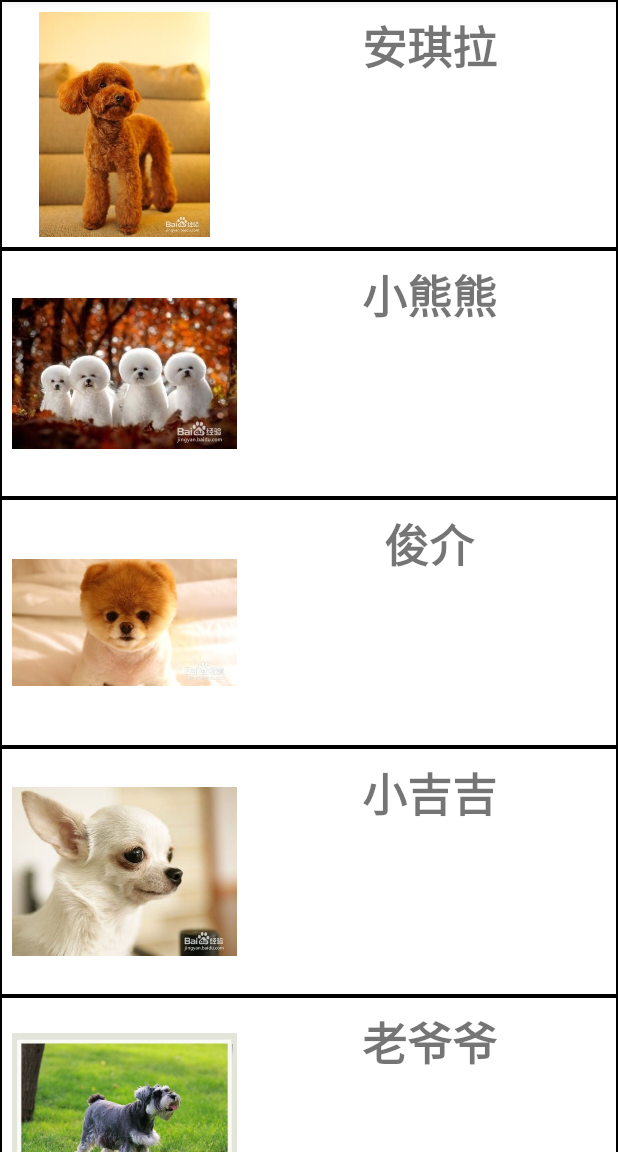
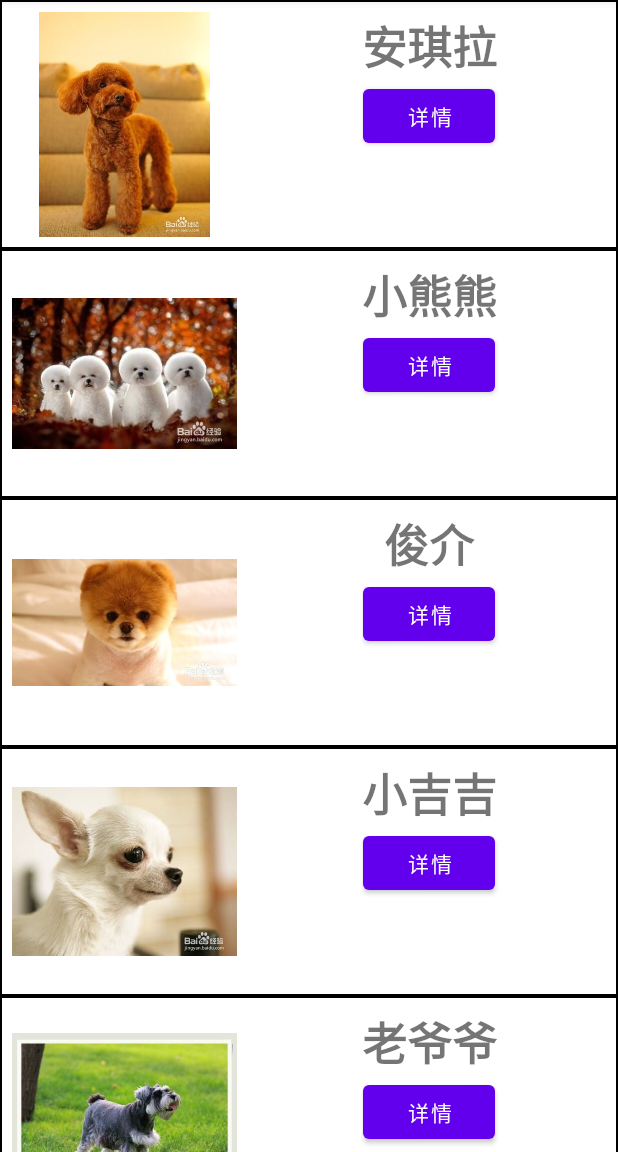
Before and after one commit to silhouette-z/AnimalsAid, an Android app: the screen it shows after launch (MainActivity), on a phone screen of 412 x 824 dp, the part 84-1236 px from its top. Run offline under Robolectric (Android 15) with nearby library versions, the phone set to English and light mode, and no system bars.

Commit message:
first change

```diff
--- a/app/src/main/java/me/zqn/animalsaid/DogItemAdapter.kt
+++ b/app/src/main/java/me/zqn/animalsaid/DogItemAdapter.kt
@@ -5,6 +5,7 @@ import android.content.Intent
 import android.view.LayoutInflater
 import android.view.View
 import android.view.ViewGroup
+import android.widget.Button
 import android.widget.ImageView
 import android.widget.TextView
 import androidx.recyclerview.widget.RecyclerView
@@ -18,6 +19,7 @@ class DogItemAdapter(
     class ItemViewHolder(val view: View): RecyclerView.ViewHolder(view) {
         val imageView: ImageView = view.findViewById(R.id.small_image)
         val textView1: TextView = view.findViewById(R.id.title)
+        val button: Button = view.findViewById(R.id.btu1)
 
     }
 
@@ -38,7 +40,7 @@ class DogItemAdapter(
         val item = dataset[position]
         holder.textView1.text = context.resources.getString(item.name)
         holder.imageView.setImageResource(item.imageId)
-        holder.imageView.setOnClickListener {
+        holder.button.setOnClickListener{
             val context = holder.view.context
             val intent = Intent(context, DogDetailActivity::class.java)
             intent.putExtra("name", item.name)
--- a/app/src/main/res/layout/activity_dog_detail.xml
+++ b/app/src/main/res/layout/activity_dog_detail.xml
@@ -30,5 +30,10 @@
             android:text="  xxxxxxxxxxxxxxxxxxxxxxxxxxxxxxxxxxxxxxxxxxxxxxxxxx"
             android:textSize="25dp"
             />
+        <Button
+            android:layout_width="wrap_content"
+            android:layout_height="wrap_content"
+            android:text="领养"
+            android:layout_gravity="center"/>
     </LinearLayout>
 </androidx.constraintlayout.widget.ConstraintLayout>
--- a/app/src/main/res/layout/item_dog.xml
+++ b/app/src/main/res/layout/item_dog.xml
@@ -10,10 +10,12 @@
         android:id="@+id/small_image"
         android:layout_width="150dp"
         android:layout_height="150dp" />
+
     <LinearLayout
-        android:layout_toRightOf="@id/small_image"
         android:layout_width="match_parent"
         android:layout_height="wrap_content"
+        android:layout_marginBottom="20dp"
+        android:layout_toRightOf="@id/small_image"
         android:orientation="vertical"
         android:paddingLeft="10dp">
 
@@ -25,6 +27,14 @@
             android:text="NAME"
             android:textSize="30dp"
             android:textStyle="bold" />
+
+        <Button
+            android:layout_width="wrap_content"
+            android:layout_height="wrap_content"
+            android:layout_gravity="center"
+            android:text="详情"
+            android:id="@+id/btu1"/>
+
     </LinearLayout>
 
 </RelativeLayout>
--- a/app/src/main/res/values/strings.xml
+++ b/app/src/main/res/values/strings.xml
@@ -3,7 +3,7 @@
     <string name="DogeInfo1">安琪拉</string>
     <string name="DogeInfo2">最常见的是红色（也叫棕色）中小体型的贵宾犬 除此之外还有黑色、灰色、白色等颜色的贵宾犬 其体型也有茶杯体贵宾至巨型贵宾之分 此类犬是小型犬中智商最高者 性格活泼 且最大的优点就是不会像其他汪星人一样大量掉毛 但也正因为如此 它需要定期理毛修毛.</string>
     <string name="DogeInfo3">小熊熊</string>
-    <string name="DogeInfo4">此类犬通常情况下只有白色一种颜色 常与白色贵宾犬混淆 两者比较容易分辨的一个区别是贵宾犬眼睛是类似于杏仁形状的 而比熊的眼睛是圆形的 它与贵宾犬的属性相似 同样比较聪明 不爱掉毛 需要经常理毛修毛 但性格方面两者相较 比熊会比较憨厚一点 贵宾的性格则偏向于活泼.</string>
+    <string name="DogeInfo4">此类犬通常情况下只有白色一种颜色 常与白色贵宾犬混淆 两者比较容易分辨的一个区别是贵宾犬眼睛是类似于杏仁形状的 而比熊的眼睛是圆形的 它与贵宾犬的属性相似 同样比较聪明 不爱掉毛 需要经常理毛修毛 比熊会比较憨厚一点 贵宾则偏向于活泼.</string>
     <string name="DogeInfo5">俊介</string>
     <string name="DogeInfo6">最出名的博美犬是一只名叫“俊介”的黄色博美 因其可爱的造型被众多网友称赞 现“俊介”除了是一只汪的名字 还是博美这一类汪星人的一种美容造型 除了黄色 常见的博美颜色还有白色 这种犬的毛也是需要经常打理 换毛期的时候 会有掉毛现象 性格方面 比较像一个被宠爱的小公主.</string>
     <string name="DogeInfo7">小吉吉</string>
```
